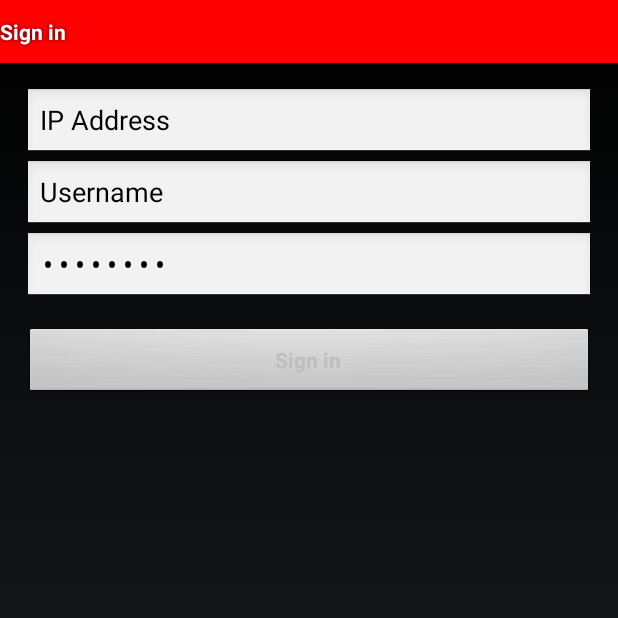
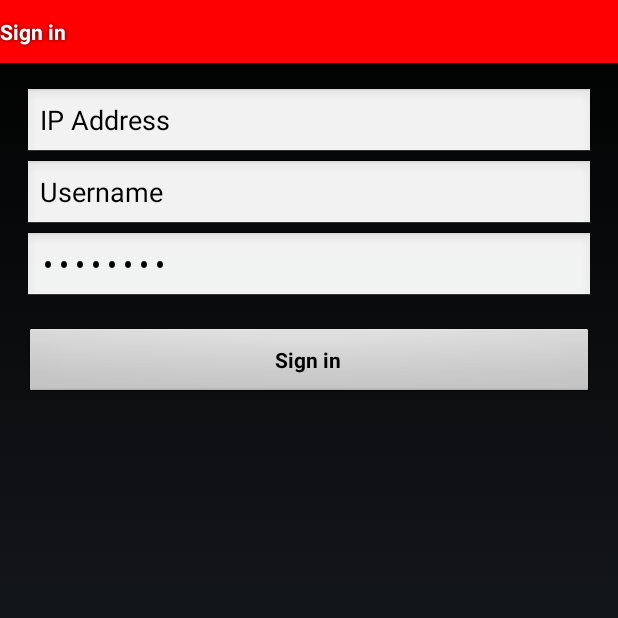
Before and after one commit to hcp-nanjing/XenAndroidCenter, an Android app: the LoginActivity screen opened directly, with no data from a screen before it, on a phone screen of 412 x 824 dp, the top half of it. Run offline under Robolectric (Android 15) with nearby library versions, the phone set to English and light mode, and no system bars; 1 statement that could not run was skipped.

Commit message:
huiz: commit 3, update login activity
Signed-off-by: Hui Zhang <hui.zhang@citrix.com>

```diff
--- a/app/src/main/java/com/xen/xenandroidcenter/XenAndroidApplication.java
+++ b/app/src/main/java/com/xen/xenandroidcenter/XenAndroidApplication.java
@@ -18,7 +18,7 @@ import com.xensource.xenapi.Session;
 public class XenAndroidApplication extends Application {
 
     //<session-uuid, Connection>
-    public static HashMap<String, Connection> sessionDB = new HashMap<String,Session>();
+    public static HashMap<String, Connection> sessionDB = new HashMap<String, Connection>();
 
     /**
      * Return the session UUID if successful, otherwise throw exception
--- a/app/src/main/java/com/xen/xenandroidcenter/XenAndroidException.java
+++ b/app/src/main/java/com/xen/xenandroidcenter/XenAndroidException.java
@@ -19,7 +19,7 @@ public class XenAndroidException extends Exception {
     private int error_code;
     private String error_string;
 
-    public void XenAndroidException(int error_code, String error_string) {
+    public XenAndroidException(int error_code, String error_string) {
         this.error_code = error_code;
         this.error_string = error_string;
     }
--- a/app/src/main/res/layout/activity_login.xml
+++ b/app/src/main/res/layout/activity_login.xml
@@ -15,11 +15,11 @@
         android:id="@+id/ip"
         android:layout_width="match_parent"
         android:layout_height="wrap_content"
-        android:hint="@string/prompt_email"
+        android:hint="@string/prompt_ip"
         android:inputType="textEmailAddress"
         android:maxLines="1"
         android:singleLine="true"
-        android:text="IP Address" />
+        android:text="@string/prompt_ip" />
 
     <ProgressBar
         android:id="@+id/login_progress"
@@ -36,7 +36,7 @@
         android:fillViewport="false">
 
             <LinearLayout
-                android:id="@+id/email_login_form"
+                android:id="@+id/pool_login_form"
                 android:layout_width="match_parent"
                 android:layout_height="wrap_content"
                 android:orientation="vertical">
@@ -45,11 +45,11 @@
                     android:id="@+id/user"
                     android:layout_width="match_parent"
                     android:layout_height="wrap_content"
-                    android:hint="@string/prompt_email"
-                    android:inputType="textEmailAddress"
+                    android:hint="@string/prompt_username"
+                    android:inputType="text"
                     android:maxLines="1"
                     android:singleLine="true"
-                    android:text="Username" />
+                    android:text="@string/prompt_username" />
 
                 <EditText
                     android:id="@+id/password"
@@ -62,11 +62,11 @@
                     android:inputType="textPassword"
                     android:maxLines="1"
                     android:singleLine="true"
-                    android:text="Password" />
+                    android:text="@string/prompt_password" />
 
                 <Button
                     android:id="@+id/sign_in_button"
-                    style="?android:textAppearanceSmall"
+                    style="android:textAppearanceSmall"
                     android:layout_width="match_parent"
                     android:layout_height="wrap_content"
                     android:layout_marginTop="16dp"
--- a/app/src/main/res/values/strings_activity_login.xml
+++ b/app/src/main/res/values/strings_activity_login.xml
@@ -2,8 +2,9 @@
         <string name="title_activity_login">Sign in</string>
 
     <!-- Strings related to login -->
-    <string name="prompt_email">Email</string>
-    <string name="prompt_password">Password (optional)</string>
+    <string name="prompt_ip">IP Address</string>
+    <string name="prompt_username">Username</string>
+    <string name="prompt_password">Password</string>
     <string name="action_sign_in">Sign in</string>
     <string name="action_sign_in_short">Sign in</string>
 
```
Also changed, not shown: app/src/main/java/com/xen/xenandroidcenter/LoginActivity.java (+9 -2 lines), app/src/main/java/com/xen/xenandroidcenter/PoolItem.java (+7 -0 lines).
